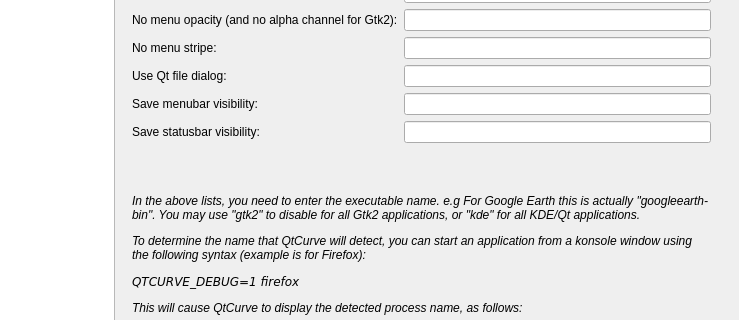
KDE/qtcurve, file qt5/config/qtcurveconfigbase.ui: the form before one commit; both pictures show x 127 to 866 and y 117 to 437 of the 866 by 587 pixel window.
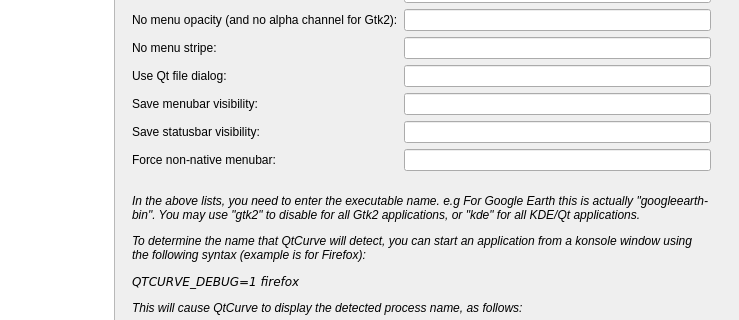
The form after the commit. The open tabs and pages were chosen to show the change. Custom widgets are drawn as their Qt base class.

Commit message: add a setting to use non-native ("in-window") menubars on Mac

Diff of the .ui file:
```diff
--- a/qt5/config/qtcurveconfigbase.ui
+++ b/qt5/config/qtcurveconfigbase.ui
@@ -3910,7 +3910,21 @@
          <item row="7" column="1">
           <widget class="KLineEdit" name="statusbarApps">
            <property name="toolTip">
-            <string>&lt;p&gt;Comma separated list of names of KDE4 applications where QtCurve needs to manually save whether the statusbar is hidden or not.&lt;/p&gt;&lt;p&gt;Use &lt;i&gt;kde&lt;/i&gt; to set for all KDE applications. The statusbar state of Gtk2 applications is always manually saved.&lt;/p&gt;</string>
+            <string>&lt;p&gt;Comma separated list of names of KDE applications where QtCurve needs to manually save whether the statusbar is hidden or not.&lt;/p&gt;&lt;p&gt;Use &lt;i&gt;kde&lt;/i&gt; to set for all KDE applications. The statusbar state of Gtk2 applications is always manually saved.&lt;/p&gt;</string>
+           </property>
+          </widget>
+         </item>
+         <item row="8" column="0">
+          <widget class="QLabel" name="label_89a">
+           <property name="text">
+            <string>Force non-native menubar:</string>
+           </property>
+          </widget>
+         </item>
+         <item row="8" column="1">
+          <widget class="KLineEdit" name="nonnativeMenubarApps">
+           <property name="toolTip">
+            <string>&lt;html&gt;&lt;head/&gt;&lt;body&gt;&lt;p&gt;Comma separated list of names of KDE/Qt applications where QtCurve needs to instruct Qt not to use the native menubar.&lt;/p&gt;&lt;p&gt;Try this on Mac for applications where certain menu items do not behave as expected when they are part of the menus of the Mac-style toplevel menubar, but behave correctly for instance when they are part of a popup/context menu. Applications need to be restarted for changes to take effect.&lt;/p&gt;&lt;/body&gt;&lt;/html&gt;</string>
            </property>
           </widget>
          </item>
```
Left out of the diff: 14 changed lines with no effect on the pictures. The commit also changes 10 other files.
